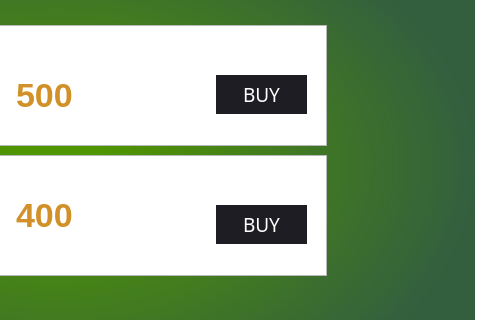
ahmed-alllam/GTA-VI, file mainwindow.ui: the form before one commit; both pictures show x 364 to 844 and y 115 to 435 of the 844 by 582 pixel window.
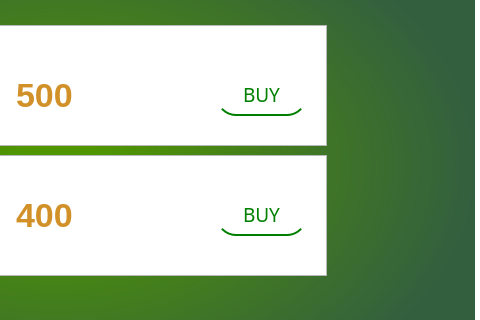
The form after the commit. The open tabs and pages were chosen to show the change. Icons and pictures are not drawn.

Commit message: finished all market ui

```diff
--- a/mainwindow.ui
+++ b/mainwindow.ui
@@ -143,6 +143,59 @@
 }
 
 
+ QPushButton {
+border-style: solid;
+border-radius: 20px;
+	border-top-color: transparent;
+	border-right-color: transparent;
+	border-left-color: transparent;
+	border-bottom-color: #green;
+	border-bottom-width: 2px;
+	border-style: solid;
+	color: green;
+background-color: white;
+ }
+
+ 
+QPushButton:hover{
+	border-style: solid;
+	border-top-color: transparent;
+	border-right-color: transparent;
+	border-left-color: transparent;
+	border-bottom-color: #37efba;
+	border-bottom-width: 2px;
+	border-style: solid;
+	color: #FFFFFF;
+	padding-bottom: 2px;
+	background-color: #1e1d23;
+}
+QPushButton:pressed{
+	border-style: solid;
+	border-top-color: transparent;
+	border-right-color: transparent;
+	border-left-color: transparent;
+	border-bottom-color: #37efba;
+	border-bottom-width: 2px;
+	border-style: solid;
+	color: #37efba;
+	padding-bottom: 2px;
+    margin-top: 4px;     
+	background-color: #1e1d23;
+	background-color: rgb(126, 126, 126);
+}
+QPushButton:disabled{
+	border-style: solid;
+	border-top-color: transparent;
+	border-right-color: transparent;
+	border-left-color: transparent;
+	border-bottom-color: #808086;
+	border-bottom-width: 2px;
+	border-style: solid;
+	color: #808086;
+	padding-bottom: 1px;
+	background-color: #1e1d23;
+
+}
 </string>
     </property>
     <property name="tabPosition">
@@ -246,16 +299,17 @@
       </property>
       <property name="styleSheet">
        <string notr="true">
- QPushButton#Buy_bomb {
+ QPushButton {
 border-style: solid;
+border-radius: 20px;
 	border-top-color: transparent;
 	border-right-color: transparent;
 	border-left-color: transparent;
-	border-bottom-color: #white;
+	border-bottom-color: #green;
 	border-bottom-width: 2px;
 	border-style: solid;
-	color: #FFFFFF;
-background-color: #1e1d23;
+	color: green;
+background-color: white;
  }
 
  
@@ -285,7 +339,7 @@
 	background-color: #1e1d23;
 	background-color: rgb(126, 126, 126);
 }
-QPushButton#Buy_bomb:disabled{
+QPushButton:disabled{
 	border-style: solid;
 	border-top-color: transparent;
 	border-right-color: transparent;
@@ -297,7 +351,8 @@
 	padding-bottom: 1px;
 	background-color: #1e1d23;
 
-}</string>
+}
+</string>
       </property>
       <property name="text">
        <string>BUY</string>
@@ -320,7 +375,7 @@
       <property name="geometry">
        <rect>
         <x>450</x>
-        <y>230</y>
+        <y>220</y>
         <width>91</width>
         <height>41</height>
        </rect>
@@ -338,16 +393,17 @@
       </property>
       <property name="styleSheet">
        <string notr="true">
- QPushButton#Buy_powerfulbullet {
+ QPushButton {
 border-style: solid;
+border-radius: 20px;
 	border-top-color: transparent;
 	border-right-color: transparent;
 	border-left-color: transparent;
-	border-bottom-color: #white;
+	border-bottom-color: #green;
 	border-bottom-width: 2px;
 	border-style: solid;
-	color: #FFFFFF;
-background-color: #1e1d23;
+	color: green;
+background-color: white;
  }
 
  
@@ -377,7 +433,7 @@
 	background-color: #1e1d23;
 	background-color: rgb(126, 126, 126);
 }
-QPushButton#Buy_powerfulbullet:disabled{
+QPushButton:disabled{
 	border-style: solid;
 	border-top-color: transparent;
 	border-right-color: transparent;
@@ -389,7 +445,8 @@
 	padding-bottom: 1px;
 	background-color: #1e1d23;
 
-}</string>
+}
+</string>
       </property>
       <property name="text">
        <string>BUY</string>
```
Left out of the diff: 62 changed lines with no effect on the pictures. The commit also changes 2 other files.
